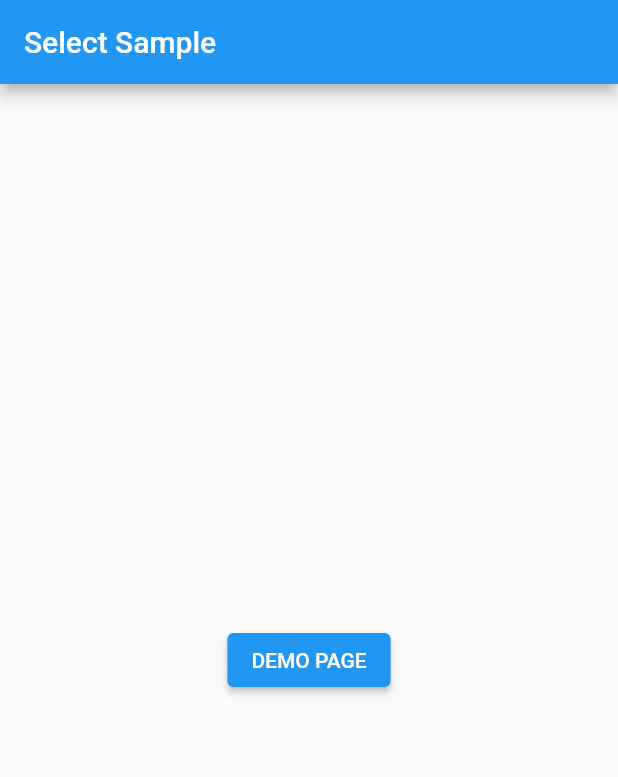
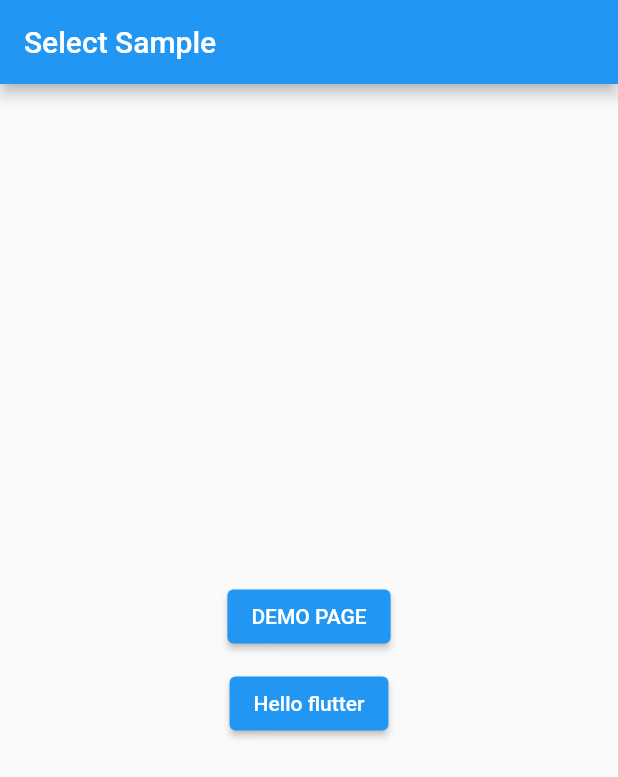
Before and after one commit to expensive-garbage/Kashiwara0205-flutter_samples, a Flutter app: the screen it shows after launch, on a phone screen of 412 x 824 dp. Shown: the top 777 px of the screen. Run offline on Flutter 3.47's test engine with Material 2 defaults, Android fonts, the light colour scheme and no system bars.

Commit message:
Add hello flutter world page

```diff
--- a/lib/main.dart
+++ b/lib/main.dart
@@ -1,4 +1,5 @@
 import 'package:flutter/material.dart';
+import 'package:flutter_samples/hello_flutter.dart';
 import 'demo.dart';
 import 'menu.dart';
 
@@ -13,6 +14,7 @@ class Main extends StatelessWidget {
       routes: {
         '/': (context) => const Menu(),
         'demo': (context) => const Demo(),
+        'hello_flutter': (context) => const HelloFlutter(),
       },
     );
   }
--- a/lib/menu.dart
+++ b/lib/menu.dart
@@ -1,5 +1,6 @@
 import 'package:flutter/material.dart';
 import "demo.dart";
+import 'hello_flutter.dart';
 
 void main() => runApp(const Menu());
 
@@ -35,19 +36,46 @@ class _MenuPageState extends State<MenuPage> {
         padding: const EdgeInsets.all(0.0),
         alignment: Alignment.center,
         child:
-          ElevatedButton(
-            key:null,
-            onPressed:buttonPressed,
-            child: const Text("DEMO PAGE")
+          Column(
+            mainAxisAlignment: MainAxisAlignment.center,
+            children: [
+              Padding(
+                padding:
+                const EdgeInsets.all(5.0),
+                child:
+                  ElevatedButton(
+                    key:null,
+                    onPressed:onClickDemo,
+                    child: const Text("DEMO PAGE")
+                  ),
+              ),
+              Padding(
+                padding:
+                const EdgeInsets.all(5.0),
+                child:
+                  ElevatedButton(
+                    key:null,
+                    onPressed:onClickHelloFlutter,
+                    child: const Text("Hello flutter")
+                  ),
+              ),
+            ]
           )
         )
       );
   }
 
-  void buttonPressed(){
+  void onClickDemo(){
     Navigator.push(
       context,
       MaterialPageRoute(builder: (context) => const Demo()),
     );
   }
+
+  void onClickHelloFlutter(){
+    Navigator.push(
+      context,
+      MaterialPageRoute(builder: (context) => const HelloFlutter()),
+    );
+  }
 }
```
Also changed, not shown: lib/hello_flutter.dart (added, +22 -0 lines).
